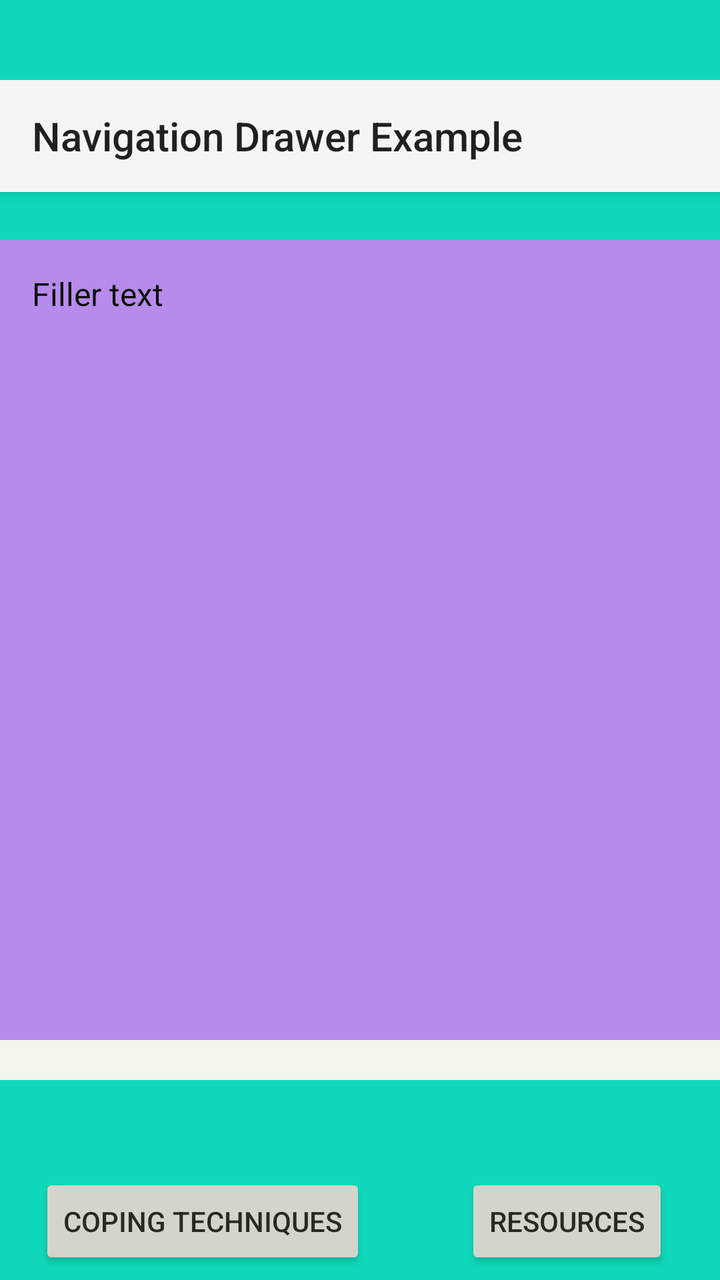
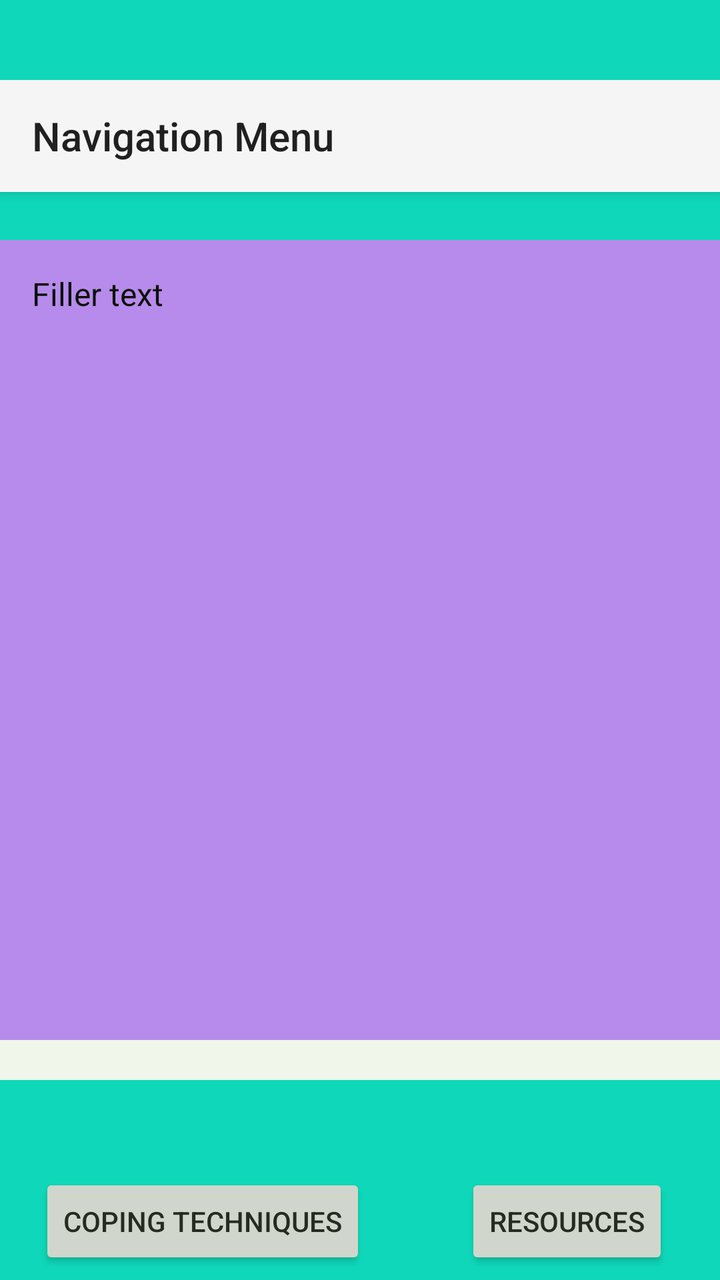

Screens rendered from an Android XML layout before and after an edit, with the pre-edit source and the edit as a unified diff.
<!-- AndroidManifest.xml: activity theme Theme.MentalHealthApp -->
<!-- res/layout/activity_main.xml -->
<?xml version="1.0" encoding="utf-8"?>
<RelativeLayout
    xmlns:android="http://schemas.android.com/apk/res/android"
    xmlns:tools="http://schemas.android.com/tools"
    android:layout_width="match_parent"
    android:layout_height="match_parent"
    android:fillViewport="true"
    android:orientation="vertical"
    tools:context=".MainActivity">

    <androidx.coordinatorlayout.widget.CoordinatorLayout
        xmlns:app="http://schemas.android.com/apk/res-auto"


        android:layout_width="match_parent"
        android:layout_height="match_parent">

        <androidx.constraintlayout.widget.ConstraintLayout
            android:id="@+id/master_constraint"
            android:layout_width="match_parent"
            android:layout_height="match_parent">

            <androidx.constraintlayout.widget.ConstraintLayout
                android:id="@+id/top_constraints"
                android:layout_width="match_parent"
                android:layout_height="match_parent">

                <com.google.android.material.appbar.AppBarLayout
                    android:id="@+id/top_appbar"
                    android:layout_width="match_parent"
                    android:layout_height="150dp"
                    android:background="@color/teal_200"
                    app:layout_constraintEnd_toEndOf="parent"
                    app:layout_constraintTop_toTopOf="parent">

                    <androidx.constraintlayout.widget.ConstraintLayout
                        android:layout_width="match_parent"
                        android:layout_height="match_parent">

                        <Button
                            android:id="@+id/data_menu"
                            android:layout_width="wrap_content"
                            android:layout_height="wrap_content"
                            android:text="@string/menu"
                            app:layout_constraintBottom_toBottomOf="parent"
                            app:layout_constraintEnd_toEndOf="parent"
                            app:layout_constraintHorizontal_bias="0.1"
                            app:layout_constraintStart_toStartOf="parent"
                            app:layout_constraintTop_toTopOf="parent"
                            app:layout_constraintVertical_bias="0.5" />

                        <Button
                            android:id="@+id/action_profile"
                            android:layout_width="wrap_content"
                            android:layout_height="wrap_content"
                            android:text="@string/profile"
                            app:layout_constraintBottom_toBottomOf="parent"
                            app:layout_constraintEnd_toEndOf="parent"
                            app:layout_constraintHorizontal_bias="0.9"
                            app:layout_constraintStart_toStartOf="parent"
                            app:layout_constraintTop_toTopOf="parent"
                            app:layout_constraintVertical_bias="0.5" />

                    </androidx.constraintlayout.widget.ConstraintLayout>

                </com.google.android.material.appbar.AppBarLayout>

                <Button
                    android:id="@+id/survey_button"
                    android:layout_width="wrap_content"
                    android:layout_height="wrap_content"
                    android:text="@string/survey_button"
                    app:layout_constraintEnd_toEndOf="parent"
                    app:layout_constraintStart_toStartOf="parent"
                    app:layout_constraintTop_toBottomOf="@id/top_appbar"/>

            </androidx.constraintlayout.widget.ConstraintLayout>

        </androidx.constraintlayout.widget.ConstraintLayout>

        <androidx.core.widget.NestedScrollView
            android:id="@+id/feed"
            android:layout_width="363dp"
            android:layout_height="400dp"
            android:background="@color/purple_200"
            android:fillViewport="true"
            app:layout_anchor="@+id/master_constraint"
            app:layout_anchorGravity="center"
            app:layout_constraintWidth_percent="0.9">

        <LinearLayout
            android:layout_width="match_parent"
            android:layout_height="wrap_content"
            android:orientation="vertical"
            android:padding="16dp">

            <TextView
                android:id="@+id/my_readable_text"
                android:layout_width="match_parent"
                android:layout_height="wrap_content"
                android:text="@string/Filler_text"
                android:textSize="16sp"
                android:textColor="@android:color/black"
                android:lineSpacingExtra="4dp" />

        </LinearLayout>

        </androidx.core.widget.NestedScrollView>

        <androidx.constraintlayout.widget.ConstraintLayout
            android:id="@+id/bottom_constraints"
            android:layout_width="match_parent"
            android:layout_height="match_parent"
            app:layout_anchor="@+id/master_constraint"
            app:layout_anchorGravity="center">

            <com.google.android.material.appbar.AppBarLayout
                android:id="@+id/bottom_appbar"
                android:layout_width="match_parent"
                android:layout_height="100dp"
                android:background="@color/teal_200"
                app:layout_constraintBottom_toBottomOf="parent"
                app:layout_constraintEnd_toEndOf="parent">

                <androidx.constraintlayout.widget.ConstraintLayout
                    android:id="@+id/bottom_appbar_constraints"
                    android:layout_width="match_parent"
                    android:layout_height="match_parent">

                    <Button
                        android:id="@+id/resources"
                        android:layout_width="wrap_content"
                        android:layout_height="wrap_content"
                        android:text="@string/resources"
                        app:layout_constraintBottom_toBottomOf="parent"
                        app:layout_constraintEnd_toEndOf="parent"
                        app:layout_constraintHorizontal_bias="0.9"
                        app:layout_constraintStart_toStartOf="parent"
                        app:layout_constraintTop_toTopOf="parent"
                        app:layout_constraintVertical_bias="0.9" />


                    <Button
                        android:id="@+id/coping_techniques"
                        android:layout_width="wrap_content"
                        android:layout_height="wrap_content"
                        android:text="@string/coping_techniques"
                        app:layout_constraintBottom_toBottomOf="parent"
                        app:layout_constraintEnd_toEndOf="parent"
                        app:layout_constraintHorizontal_bias="0.1"
                        app:layout_constraintStart_toStartOf="parent"
                        app:layout_constraintTop_toTopOf="parent"
                        app:layout_constraintVertical_bias="0.9" />

                </androidx.constraintlayout.widget.ConstraintLayout>

            </com.google.android.material.appbar.AppBarLayout>


        </androidx.constraintlayout.widget.ConstraintLayout>

    </androidx.coordinatorlayout.widget.CoordinatorLayout>
    <androidx.drawerlayout.widget.DrawerLayout
        xmlns:app="http://schemas.android.com/apk/res-auto"
        android:id="@+id/drawer_layout"
        android:layout_width="match_parent"
        android:layout_height="match_parent"
        android:background="#168BC34A"
        tools:context=".MainActivity"
        tools:openDrawer="start">

        <LinearLayout
            android:layout_width="match_parent"
            android:layout_height="match_parent"
            android:layout_marginTop="40sp"
            android:orientation="vertical">

            <androidx.appcompat.widget.Toolbar
                android:id="@+id/toolbar"
                android:layout_width="match_parent"
                android:layout_height="?attr/actionBarSize"
                android:background="?attr/colorPrimary"
                android:elevation="4dp"
                android:theme="@style/ThemeOverlay.AppCompat.ActionBar"
                app:popupTheme="@style/ThemeOverlay.AppCompat.Light"
                app:title="Navigation Drawer Example" />

            <FrameLayout
                android:id="@+id/fragment_container"
                android:layout_width="match_parent"
                android:layout_height="match_parent" />

        </LinearLayout>

        <com.google.android.material.navigation.NavigationView
            android:id="@+id/nav_view"
            android:layout_width="wrap_content"
            android:layout_height="match_parent"
            android:layout_gravity="start"
            app:menu="@menu/activity_main_drawer" />

    </androidx.drawerlayout.widget.DrawerLayout>
</RelativeLayout>
<!-- resources referenced by this layout -->
<resources>
  <color name="purple_200">#FFBB86FC</color>
  <color name="teal_200">#FF03DAC5</color>
  <string name="Filler_text">Filler text</string>
  <string name="coping_techniques">Coping Techniques</string>
  <string name="menu">Menu</string>
  <string name="profile">Profile</string>
  <string name="resources">Resources</string>
  <string name="survey_button">Take your daily survey</string>
  <style name="Theme.MentalHealthApp" parent="Theme.AppCompat.Light" />
</resources>

<!-- the commit's change to res/layout/activity_main.xml (unified diff, before → after) -->
@@ -183,7 +183,7 @@
                 android:elevation="4dp"
                 android:theme="@style/ThemeOverlay.AppCompat.ActionBar"
                 app:popupTheme="@style/ThemeOverlay.AppCompat.Light"
-                app:title="Navigation Drawer Example" />
+                app:title="Navigation Menu" />
 
             <FrameLayout
                 android:id="@+id/fragment_container"
